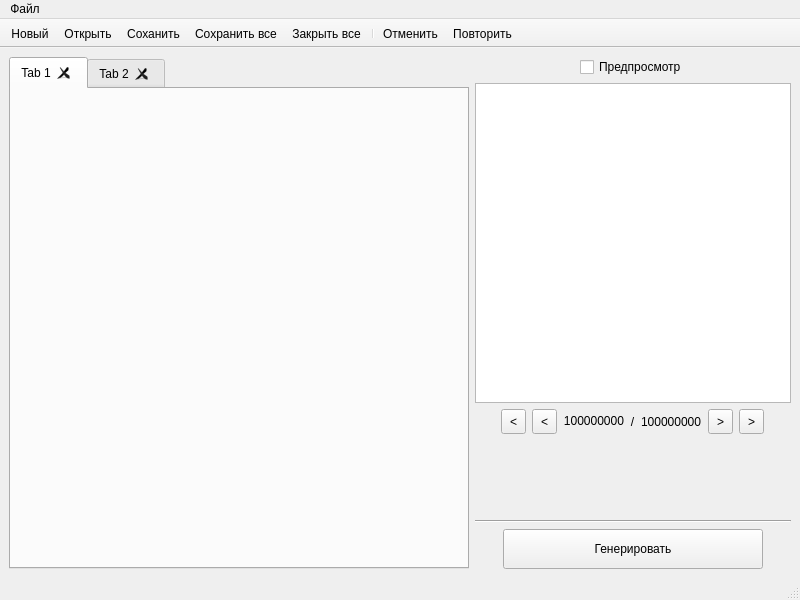
The window that Forms/MainWin.ui (hremman/ImageCompiler) describes before a commit, drawn with Qt 5.
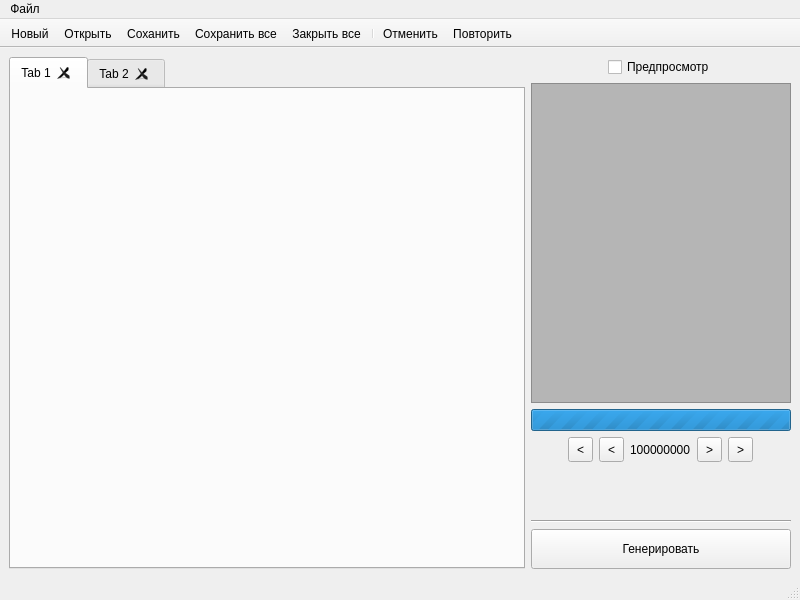
The same window after the commit. Icons and pictures are not drawn.

Patch:
```diff
--- a/Forms/MainWin.ui
+++ b/Forms/MainWin.ui
@@ -32,7 +32,7 @@
      <verstretch>0</verstretch>
     </sizepolicy>
    </property>
-   <layout class="QHBoxLayout" name="horizontalLayout">
+   <layout class="QHBoxLayout" name="horizontalLayout" stretch="3,1">
     <item>
      <widget class="QTabWidget" name="tabs">
       <property name="enabled">
@@ -130,6 +130,22 @@
           <height>600</height>
          </size>
         </property>
+        <property name="styleSheet">
+         <string notr="true">background: rgb(181, 181, 181)</string>
+        </property>
+       </widget>
+      </item>
+      <item>
+       <widget class="QProgressBar" name="preview_progress">
+        <property name="maximum">
+         <number>0</number>
+        </property>
+        <property name="value">
+         <number>0</number>
+        </property>
+        <property name="alignment">
+         <set>Qt::AlignCenter</set>
+        </property>
        </widget>
       </item>
       <item>
@@ -205,38 +221,6 @@
           </property>
          </widget>
         </item>
-        <item>
-         <widget class="QLabel" name="label_curr">
-          <property name="minimumSize">
-           <size>
-            <width>61</width>
-            <height>16</height>
-           </size>
-          </property>
-          <property name="maximumSize">
-           <size>
-            <width>61</width>
-            <height>16</height>
-           </size>
-          </property>
-          <property name="text">
-           <string>100000000</string>
-          </property>
-          <property name="alignment">
-           <set>Qt::AlignRight|Qt::AlignTrailing|Qt::AlignVCenter</set>
-          </property>
-         </widget>
-        </item>
-        <item>
-         <widget class="QLabel" name="label">
-          <property name="text">
-           <string>/</string>
-          </property>
-          <property name="alignment">
-           <set>Qt::AlignCenter</set>
-          </property>
-         </widget>
-        </item>
         <item>
          <widget class="QLabel" name="label_outof">
           <property name="text">
```
Left out of the diff: 2 changed lines with no effect on the pictures.
